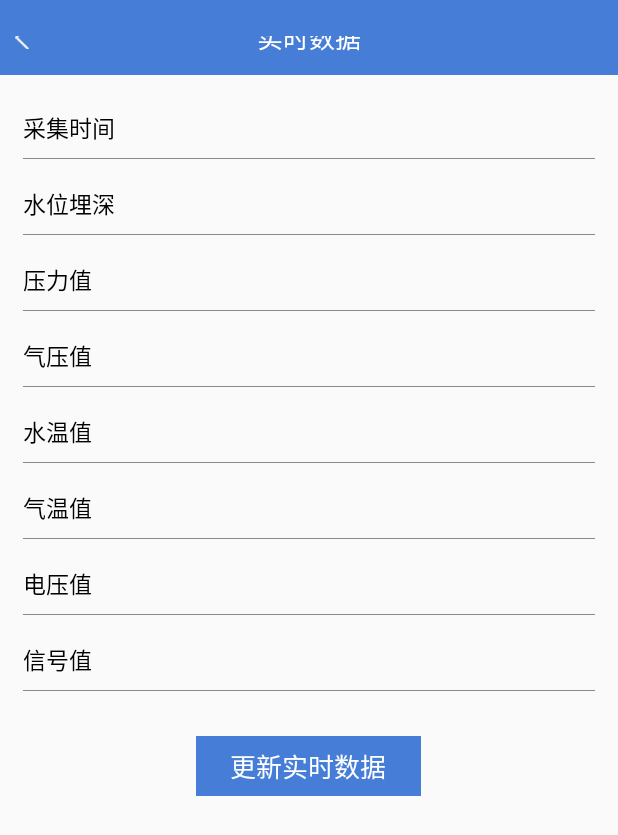
After one commit to qijiuyu/WaterProject, an Android app: the GetDataActivity screen opened directly, with no data from a screen before it, on a phone screen of 412 x 824 dp. The commit adds this screen. Shown: the top 835 px of the screen. Run offline under Robolectric (Android 15) with nearby library versions, the phone set to English and light mode, and no system bars; Roboto replaces fonts that are not available here.

Commit message:
开发蓝牙

```diff
--- a/app/src/main/AndroidManifest.xml
+++ b/app/src/main/AndroidManifest.xml
@@ -44,6 +44,7 @@
 
         <activity android:name=".activity.MainActivity"  android:launchMode="singleTask"/>
         <activity android:name=".activity.SettingActivity" android:screenOrientation="portrait"/>
+        <activity android:name=".activity.GetDataActivity" android:screenOrientation="portrait"/>
         <activity android:name=".activity.AboutActivity" android:screenOrientation="portrait"/>
         <activity android:name=".activity.SearchBleActivity" android:screenOrientation="portrait"/>
         <activity android:name=".photo.BigPhotoActivity"  android:screenOrientation="portrait"/>
--- /dev/null
+++ b/app/src/main/java/com/water/project/activity/GetDataActivity.java
@@ -0,0 +1,223 @@
+package com.water.project.activity;
+
+import android.content.BroadcastReceiver;
+import android.content.Context;
+import android.content.Intent;
+import android.content.IntentFilter;
+import android.os.Build;
+import android.os.Bundle;
+import android.os.Handler;
+import android.support.annotation.Nullable;
+import android.view.View;
+import android.view.Window;
+import android.widget.TextView;
+
+import com.water.project.R;
+import com.water.project.application.MyApplication;
+import com.water.project.bean.Ble;
+import com.water.project.service.BleService;
+import com.water.project.utils.LogUtils;
+import com.water.project.utils.SPUtil;
+import com.water.project.utils.StatusBarUtils;
+import com.water.project.utils.SystemBarTintManager;
+import com.water.project.utils.Util;
+import com.water.project.utils.ble.BleContant;
+import com.water.project.utils.ble.SendBleStr;
+import com.water.project.view.DialogView;
+
+/**
+ * 实时数据查询
+ * Created by Administrator on 2018/9/2.
+ */
+
+public class GetDataActivity extends BaseActivity {
+
+    private TextView tvCJTime,tvMaiShen,tvYaLi,tvQiYa,tvShuiWen,tvQiWen,tvDianYa,tvXinHao;
+    private DialogView dialogView;
+    private Handler mHandler=new Handler();
+    protected void onCreate(@Nullable Bundle savedInstanceState) {
+        super.onCreate(savedInstanceState);
+        requestWindowFeature(Window.FEATURE_NO_TITLE);
+        StatusBarUtils.transparencyBar(this);
+        setContentView(R.layout.activity_getdata);
+        if (Build.VERSION.SDK_INT >= Build.VERSION_CODES.KITKAT) { //系统版本大于19
+            setTranslucentStatus(true);
+        }
+        SystemBarTintManager tintManager = new SystemBarTintManager(this);
+        tintManager.setStatusBarTintEnabled(true);
+        tintManager.setStatusBarTintResource(R.color.color_1fc37f);
+        initView();
+        register();//注册广播
+//        sendData(BleContant.SEND_GET_CODE_PHONE,1); //发送蓝牙命令
+    }
+
+
+    /**
+     * 初始化控件
+     */
+    private void initView(){
+        TextView tvHead=(TextView)findViewById(R.id.tv_head);
+        tvHead.setText("实时数据");
+        tvCJTime=(TextView)findViewById(R.id.tv_ag_cjTime);
+        tvMaiShen=(TextView)findViewById(R.id.tv_ag_maishen);
+        tvYaLi=(TextView)findViewById(R.id.tv_ag_yali);
+        tvQiYa=(TextView)findViewById(R.id.tv_ag_qiya);
+        tvShuiWen=(TextView)findViewById(R.id.tv_ag_shuiwen);
+        tvQiWen=(TextView)findViewById(R.id.tv_ag_qiwen);
+        tvDianYa=(TextView)findViewById(R.id.tv_ag_dianya);
+        tvXinHao=(TextView)findViewById(R.id.tv_ag_xinhao);
+        //查询实时数据
+        findViewById(R.id.tv_get).setOnClickListener(new View.OnClickListener() {
+            public void onClick(View v) {
+                sendData();
+            }
+        });
+        findViewById(R.id.lin_back).setOnClickListener(new View.OnClickListener() {
+            public void onClick(View v) {
+                finish();
+            }
+        });
+    }
+
+
+    /**
+     * 发送蓝牙命令
+     */
+    private void sendData(){
+        showProgress("数据查询中...");
+        //如果蓝牙连接断开，就扫描重连
+        if(MainActivity.bleService.connectionState==MainActivity.bleService.STATE_DISCONNECTED){
+            //扫描并重连蓝牙
+            final Ble ble= (Ble) MyApplication.spUtil.getObject(SPUtil.BLE_DEVICE,Ble.class);
+            if(null!=ble){
+                showProgress("扫描并连接蓝牙设备...");
+                MainActivity.bleService.scanDevice(ble.getBleName());
+            }
+            return;
+        }
+        SendBleStr.sendBleData(BleContant.SEND_REAL_TIME_DATA,1);
+    }
+
+
+    /**
+     * 注册广播
+     */
+    private void register() {
+        IntentFilter myIntentFilter = new IntentFilter();
+        myIntentFilter.addAction(BleService.ACTION_NO_DISCOVERY_BLE);//扫描不到指定蓝牙设备
+        myIntentFilter.addAction(BleService.ACTION_GATT_DISCONNECTED);//蓝牙断开连接
+        myIntentFilter.addAction(BleService.ACTION_ENABLE_NOTIFICATION_SUCCES);//蓝牙初始化通道成功
+        myIntentFilter.addAction(BleService.ACTION_DATA_AVAILABLE);//接收到了回执的数据
+        myIntentFilter.addAction(BleService.ACTION_INTERACTION_TIMEOUT);//发送命令超时
+        registerReceiver(mBroadcastReceiver, myIntentFilter);
+    }
+
+    private boolean isConnect = true;
+    private Ble ble;
+    private BroadcastReceiver mBroadcastReceiver = new BroadcastReceiver() {
+        public void onReceive(Context context, Intent intent) {
+            switch (intent.getAction()){
+                //扫描不到指定蓝牙设备
+                case BleService.ACTION_NO_DISCOVERY_BLE:
+                    clearTask();
+                    dialogView = new DialogView(mContext, "扫描不到该蓝牙设备，请靠近设备再进行扫描！", "重新扫描","取消", new View.OnClickListener() {
+                        public void onClick(View v) {
+                            dialogView.dismiss();
+                            sendData();
+                        }
+                    }, null);
+                    dialogView.show();
+                    break;
+                //蓝牙断开连接
+                case BleService.ACTION_GATT_DISCONNECTED:
+                    final int status=intent.getIntExtra("status",0);
+                    if(status!=0){
+                        ble= (Ble) MyApplication.spUtil.getObject(SPUtil.BLE_DEVICE,Ble.class);
+                        if (isConnect) {
+                            isConnect=false;
+                            LogUtils.e("重新连接一次蓝牙!");
+                            mHandler.postDelayed(new Runnable() {
+                                public void run() {
+                                    MainActivity.bleService.connect(GetDataActivity.this.ble.getBleMac());
+                                }
+                            },100);
+                            return;
+                        }else{
+                            isConnect=true;
+                            dialogView = new DialogView(mContext, "蓝牙连接断开，请靠近设备进行连接!","重新连接", "取消", new View.OnClickListener() {
+                                public void onClick(View v) {
+                                    dialogView.dismiss();
+                                    showProgress("蓝牙连接中...");
+                                    MainActivity.bleService.connect(GetDataActivity.this.ble.getBleMac());
+                                }
+                            }, null);
+                            dialogView.show();
+                        }
+                    }
+                    clearTask();
+                    showToastView("蓝牙连接断开！");
+                    break;
+                //初始化通道成功
+                case BleService.ACTION_ENABLE_NOTIFICATION_SUCCES:
+                     sendData();
+                    break;
+                //接收到了回执的数据
+                case BleService.ACTION_DATA_AVAILABLE:
+                     final String data=intent.getStringExtra(BleService.ACTION_EXTRA_DATA);
+                     //解析并显示回执的数据
+                     showData(data);
+                    break;
+                case BleService.ACTION_INTERACTION_TIMEOUT:
+                    clearTask();
+                    showToastView("接收数据超时！");
+                    break;
+                default:
+                    break;
+            }
+        }
+    };
+
+    /**
+     * 展示数据
+     */
+    private void showData(String msg){
+        //显示采集时间
+        msg=msg.replace("GDCURRENT>","");
+        StringBuffer stringBuffer=new StringBuffer("20");
+        stringBuffer.append(msg.substring(0,2));
+        stringBuffer.append(msg.substring(2,4));
+        stringBuffer.append(msg.substring(4,6)+" ");
+        stringBuffer.append(msg.substring(6,8)+":");
+        stringBuffer.append(msg.substring(8,10)+":");
+        stringBuffer.append(msg.substring(10,12));
+        tvCJTime.setText(stringBuffer.toString());
+
+        //显示水位埋深
+        final String MaiShen=msg.substring(12,20).replace("L","");
+        tvMaiShen.setText(Double.parseDouble(MaiShen)+"");
+
+        //显示压力值
+        final String YaLi=msg.substring(52,61).replace("P","");
+        tvYaLi.setText(Double.parseDouble(YaLi)+"");
+
+        //显示气压值
+        final String QiYa=msg.substring(61,68).replace("B","");
+        tvQiYa.setText(Double.parseDouble(QiYa)+"");
+
+        //显示水温值
+        final String ShuiWen=msg.substring(20,26).replace("T","");
+        tvShuiWen.setText(Double.parseDouble(ShuiWen)+"");
+
+        //显示气温值
+        final String QiWen=msg.substring(41,47).replace("R","");
+        tvQiWen.setText(Double.parseDouble(QiWen)+"");
+
+        //显示电压值
+        final String DianYa=msg.substring(30,36).replace("V","");
+        tvDianYa.setText(Double.parseDouble(DianYa)+"");
+
+        //现实信号值
+        final String XinHao=msg.substring(36,41).replace("CSQ","");
+        tvXinHao.setText(XinHao);
+    }
+}
--- a/app/src/main/java/com/water/project/activity/MainActivity.java
+++ b/app/src/main/java/com/water/project/activity/MainActivity.java
@@ -78,6 +78,7 @@ public class MainActivity extends BaseActivity implements View.OnClickListener{
         titleList.add("全场2折起");
         findViewById(R.id.tv_am_scan).setOnClickListener(this);
         findViewById(R.id.tv_am_setting).setOnClickListener(this);
+        findViewById(R.id.tv_am_data).setOnClickListener(this);
     }
 
 
@@ -134,6 +135,10 @@ public class MainActivity extends BaseActivity implements View.OnClickListener{
             //参数设置
             case R.id.tv_am_setting:
                  setClass(SettingActivity.class);
+                 break;
+            //实时数据
+            case R.id.tv_am_data:
+                 setClass(GetDataActivity.class);
                  break;
         }
     }
--- a/app/src/main/java/com/water/project/activity/SettingActivity.java
+++ b/app/src/main/java/com/water/project/activity/SettingActivity.java
@@ -86,6 +86,7 @@ public class SettingActivity extends BaseActivity implements View.OnClickListene
         findViewById(R.id.tv_get_two).setOnClickListener(this);
         findViewById(R.id.tv_get_three).setOnClickListener(this);
         findViewById(R.id.tv_get_four).setOnClickListener(this);
+        findViewById(R.id.lin_back).setOnClickListener(this);
     }
 
 
@@ -119,6 +120,7 @@ public class SettingActivity extends BaseActivity implements View.OnClickListene
                 break;
             //选择采集时间
             case R.id.et_as_cstime:
+                 TimeUtils.type=0;
                  new SlideDateTimePicker.Builder(getSupportFragmentManager())
                 .setListener(listener)
                 .setInitialDate(new Date())
@@ -140,6 +142,7 @@ public class SettingActivity extends BaseActivity implements View.OnClickListene
                 break;
             //选择发送起始时间
             case R.id.et_as_fstime:
+                 TimeUtils.type=1;
                   new SlideDateTimePicker.Builder(getSupportFragmentManager())
                         .setListener(listener)
                         .setInitialDate(new Date())
@@ -175,6 +178,9 @@ public class SettingActivity extends BaseActivity implements View.OnClickListene
             case R.id.tv_get_four:
                 sendData(BleContant.SEND_FA_SONG_PIN_LU,2);
                 break;
+            case R.id.lin_back:
+                 finish();
+                 break;
             default:
                 break;
         }
--- a/app/src/main/java/com/water/project/utils/ble/BleContant.java
+++ b/app/src/main/java/com/water/project/utils/ble/BleContant.java
@@ -31,4 +31,7 @@ public class BleContant {
 
     //设置发送频率
     public static final int SET_FA_SONG=1007;
+
+    //查询实时数据
+    public static final int SEND_REAL_TIME_DATA=1008;
 }
--- a/app/src/main/java/com/water/project/utils/ble/SendBleStr.java
+++ b/app/src/main/java/com/water/project/utils/ble/SendBleStr.java
@@ -29,6 +29,10 @@ public class SendBleStr {
 
     //设置发送频率
     public static String SET_FA_SONG_PIN_LU;
+
+
+    //查询实时数据
+    public static String SEND_REAL_TIME_DATA="GDCURRENT";
 
     //设置统一编码，SIM卡号
     public static void sendSetCodeSim(String code,String sim,String data){
@@ -114,6 +118,10 @@ public class SendBleStr {
             case BleContant.SET_TANTOU:
                  SendBleDataManager.getInstance().sendData(SET_TANTOU,type);
                  break;
+            //查询实时数据
+            case BleContant.SEND_REAL_TIME_DATA:
+                 SendBleDataManager.getInstance().sendData(SEND_REAL_TIME_DATA,type);
+                 break;
 
         }
     }
--- /dev/null
+++ b/app/src/main/res/layout/activity_getdata.xml
@@ -0,0 +1,257 @@
+<?xml version="1.0" encoding="utf-8"?>
+<LinearLayout xmlns:android="http://schemas.android.com/apk/res/android"
+    android:layout_width="match_parent"
+    android:layout_height="match_parent"
+    android:fitsSystemWindows="true"
+    android:orientation="vertical">
+
+   <include layout="@layout/head"/>
+
+    <ScrollView
+        android:layout_width="match_parent"
+        android:layout_height="match_parent">
+
+        <RelativeLayout
+            android:layout_width="match_parent"
+            android:layout_height="match_parent"
+            android:padding="15dp">
+
+            <TextView
+                android:layout_width="wrap_content"
+                android:layout_height="40dp"
+                android:gravity="center"
+                android:text="采集时间"
+                android:textColor="@android:color/black"
+                android:textSize="15sp"/>
+
+            <TextView
+                android:id="@+id/tv_ag_cjTime"
+                android:layout_width="200dp"
+                android:layout_height="40dp"
+                android:textColor="@color/color_1fc37f"
+                android:textSize="15sp"
+                android:layout_alignParentRight="true"
+                android:gravity="right|center"/>
+
+            <View
+                android:id="@+id/view_ag1"
+                android:layout_width="match_parent"
+                android:layout_height="0.5dp"
+                android:background="@color/color_888888"
+                android:layout_below="@id/tv_ag_cjTime"/>
+
+            <TextView
+                android:layout_width="wrap_content"
+                android:layout_height="40dp"
+                android:gravity="center"
+                android:text="水位埋深"
+                android:textColor="@android:color/black"
+                android:textSize="15sp"
+                android:layout_marginTop="10dp"
+                android:layout_below="@id/view_ag1"/>
+
+            <TextView
+                android:id="@+id/tv_ag_maishen"
+                android:layout_width="200dp"
+                android:layout_height="40dp"
+                android:textColor="@color/color_1fc37f"
+                android:textSize="15sp"
+                android:layout_alignParentRight="true"
+                android:gravity="right|center"
+                android:layout_marginTop="10dp"
+                android:layout_below="@id/view_ag1"/>
+
+            <View
+                android:id="@+id/view_ag2"
+                android:layout_width="match_parent"
+                android:layout_height="0.5dp"
+                android:background="@color/color_888888"
+                android:layout_below="@id/tv_ag_maishen"/>
+
+            <TextView
+                android:layout_width="wrap_content"
+                android:layout_height="40dp"
+                android:gravity="center"
+                android:text="压力值"
+                android:textColor="@android:color/black"
+                android:textSize="15sp"
+                android:layout_marginTop="10dp"
+                android:layout_below="@id/view_ag2"/>
+
+            <TextView
+                android:id="@+id/tv_ag_yali"
+                android:layout_width="200dp"
+                android:layout_height="40dp"
+                android:textColor="@color/color_1fc37f"
+                android:textSize="15sp"
+                android:layout_alignParentRight="true"
+                android:gravity="right|center"
+                android:layout_marginTop="10dp"
+                android:layout_below="@id/view_ag2"/>
+
+            <View
+                android:id="@+id/view_ag3"
+                android:layout_width="match_parent"
+                android:layout_height="0.5dp"
+                android:background="@color/color_888888"
+                android:layout_below="@id/tv_ag_yali"/>
+
+            <TextView
+                android:layout_width="wrap_content"
+                android:layout_height="40dp"
+                android:gravity="center"
+                android:text="气压值"
+                android:textColor="@android:color/black"
+                android:textSize="15sp"
+                android:layout_marginTop="10dp"
+                android:layout_below="@id/view_ag3"/>
+
+            <TextView
+                android:id="@+id/tv_ag_qiya"
+                android:layout_width="200dp"
+                android:layout_height="40dp"
+                android:textColor="@color/color_1fc37f"
+                android:textSize="15sp"
+                android:layout_alignParentRight="true"
+                android:gravity="right|center"
+                android:layout_marginTop="10dp"
+                android:layout_below="@id/view_ag3"/>
+
+            <View
+                android:id="@+id/view_ag4"
+                android:layout_width="match_parent"
+                android:layout_height="0.5dp"
+                android:background="@color/color_888888"
+                android:layout_below="@id/tv_ag_qiya"/>
+
+            <TextView
+                android:layout_width="wrap_content"
+                android:layout_height="40dp"
+                android:gravity="center"
+                android:text="水温值"
+                android:textColor="@android:color/black"
+                android:textSize="15sp"
+                android:layout_marginTop="10dp"
+                android:layout_below="@id/view_ag4"/>
+
+            <TextView
+                android:id="@+id/tv_ag_shuiwen"
+                android:layout_width="200dp"
+                android:layout_height="40dp"
+                android:textColor="@color/color_1fc37f"
+                android:textSize="15sp"
+                android:layout_alignParentRight="true"
+                android:gravity="right|center"
+                android:layout_marginTop="10dp"
+                android:layout_below="@id/view_ag4"/>
+
+            <View
+                android:id="@+id/view_ag5"
+                android:layout_width="match_parent"
+                android:layout_height="0.5dp"
+                android:background="@color/color_888888"
+                android:layout_below="@id/tv_ag_shuiwen"/>
+
+            <TextView
+                android:layout_width="wrap_content"
+                android:layout_height="40dp"
+                android:gravity="center"
+                android:text="气温值"
+                android:textColor="@android:color/black"
+                android:textSize="15sp"
+                android:layout_marginTop="10dp"
+                android:layout_below="@id/view_ag5"/>
+
+            <TextView
+                android:id="@+id/tv_ag_qiwen"
+                android:layout_width="200dp"
+                android:layout_height="40dp"
+                android:textColor="@color/color_1fc37f"
+                android:textSize="15sp"
+                android:layout_alignParentRight="true"
+                android:gravity="right|center"
+                android:layout_marginTop="10dp"
+                android:layout_below="@id/view_ag5"/>
+
+            <View
+                android:id="@+id/view_ag6"
+                android:layout_width="match_parent"
+                android:layout_height="0.5dp"
+                android:background="@color/color_888888"
+                android:layout_below="@id/tv_ag_qiwen"/>
+
+            <TextView
+                android:layout_width="wrap_content"
+                android:layout_height="40dp"
+                android:gravity="center"
+                android:text="电压值"
+                android:textColor="@android:color/black"
+                android:textSize="15sp"
+                android:layout_marginTop="10dp"
+                android:layout_below="@id/view_ag6"/>
+
+            <TextView
+                android:id="@+id/tv_ag_dianya"
+                android:layout_width="200dp"
+                android:layout_height="40dp"
+                android:textColor="@color/color_1fc37f"
+                android:textSize="15sp"
+                android:layout_alignParentRight="true"
+                android:gravity="right|center"
+                android:layout_marginTop="10dp"
+                android:layout_below="@id/view_ag6"/>
+
+            <View
+                android:id="@+id/view_ag7"
+                android:layout_width="match_parent"
+                android:layout_height="0.5dp"
+                android:background="@color/color_888888"
+                android:layout_below="@id/tv_ag_dianya"/>
+
+            <TextView
+                android:layout_width="wrap_content"
+                android:layout_height="40dp"
+                android:gravity="center"
+                android:text="信号值"
+                android:textColor="@android:color/black"
+                android:textSize="15sp"
+                android:layout_marginTop="10dp"
+                android:layout_below="@id/view_ag7"/>
+
+            <TextView
+                android:id="@+id/tv_ag_xinhao"
+                android:layout_width="200dp"
+                android:layout_height="40dp"
+                android:textColor="@color/color_1fc37f"
+                android:textSize="15sp"
+                android:layout_alignParentRight="true"
+                android:gravity="right|center"
+                android:layout_marginTop="10dp"
+                android:layout_below="@id/view_ag7"/>
+
+            <View
+                android:id="@+id/view_ag8"
+                android:layout_width="match_parent"
+                android:layout_height="0.5dp"
+                android:background="@color/color_888888"
+                android:layout_below="@id/tv_ag_xinhao"/>
+
+            <com.water.project.view.ClickTextView
+                android:id="@+id/tv_get"
+                android:layout_width="150dp"
+                android:layout_height="40dp"
+                android:text="更新实时数据"
+                android:textColor="@android:color/white"
+                android:textSize="17sp"
+                android:background="@color/color_1fc37f"
+                android:gravity="center"
+                android:layout_below="@id/view_ag8"
+                android:layout_marginTop="30dp"
+                android:layout_marginBottom="20dp"
+                android:layout_centerHorizontal="true"/>
+
+        </RelativeLayout>
+
+    </ScrollView>
+
+</LinearLayout>
```
